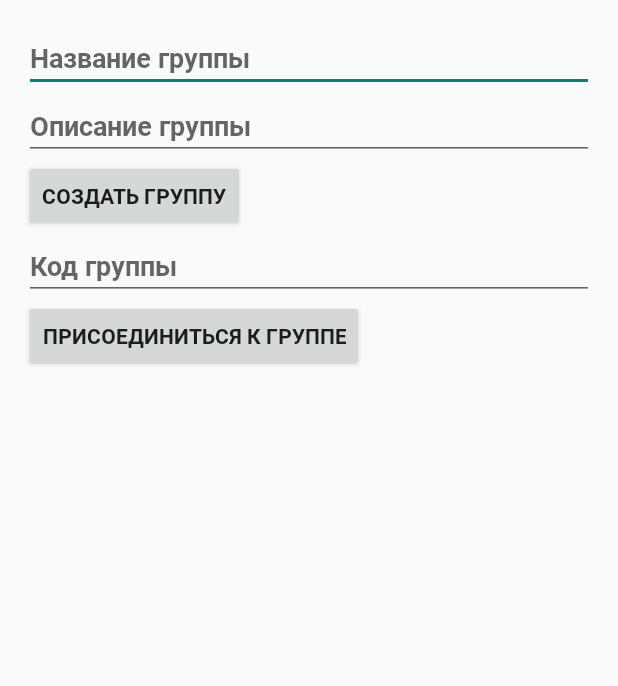
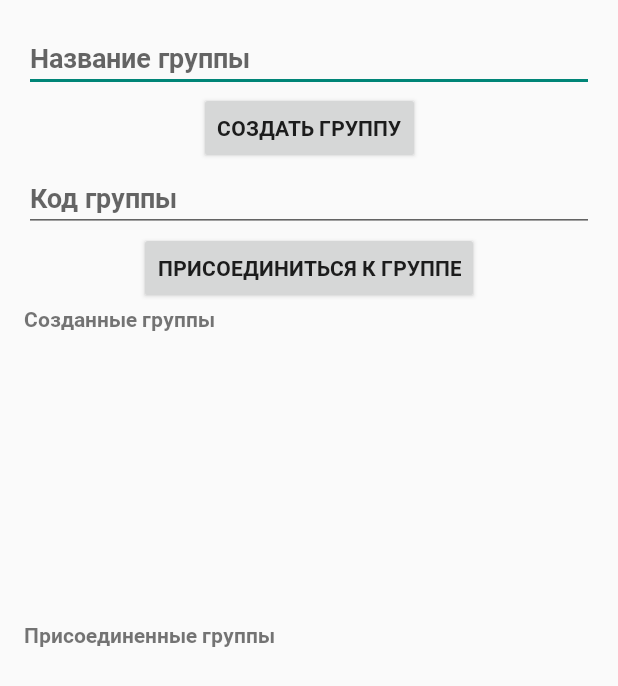
Before and after one commit to ikanit1/diplomnaya, an Android app: the ShareTask screen opened directly, with no data from a screen before it, on a phone screen of 412 x 824 dp. Shown: the top 686 px of the screen. Run offline under Robolectric (Android 15) with nearby library versions, the phone set to English and light mode, and no system bars; our stand-ins replace Firebase (no records; nobody signed in at launch, a user with empty details on screens opened directly).

Commit message:
можно удалить группы

```diff
--- a/app/src/main/java/com/example/diplomnaya/Group.java
+++ b/app/src/main/java/com/example/diplomnaya/Group.java
@@ -7,7 +7,6 @@ public class Group {
     private String groupCode;
     private String groupName;
     private String groupId;
-    private String groupDescription;
     private String creatorId;
     private Map<String, Boolean> members = new HashMap<>();
 
@@ -15,10 +14,9 @@ public class Group {
         // Default constructor required for calls to DataSnapshot.getValue(Group.class)
     }
 
-    public Group(String groupCode, String groupName, String groupDescription, String creatorId) {
+    public Group(String groupCode, String groupName,  String creatorId) {
         this.groupCode = groupCode;
         this.groupName = groupName;
-        this.groupDescription = groupDescription;
         this.creatorId = creatorId;
     }
 
@@ -36,14 +34,6 @@ public class Group {
 
     public void setGroupName(String groupName) {
         this.groupName = groupName;
-    }
-
-    public String getGroupDescription() {
-        return groupDescription;
-    }
-
-    public void setGroupDescription(String groupDescription) {
-        this.groupDescription = groupDescription;
     }
 
     public String getCreatorId() {
--- a/app/src/main/java/com/example/diplomnaya/GroupAdapter.java
+++ b/app/src/main/java/com/example/diplomnaya/GroupAdapter.java
@@ -40,10 +40,25 @@ public class GroupAdapter extends ArrayAdapter<Group> {
         TextView groupName = convertView.findViewById(R.id.groupName);
         TextView groupCode = convertView.findViewById(R.id.groupCode);
         Button viewMembersButton = convertView.findViewById(R.id.viewMembersButton);
+        Button deleteGroupButton = convertView.findViewById(R.id.deleteGroupButton);
 
         groupName.setText(group.getGroupName());
         groupCode.setText("Код: " + group.getGroupCode());
         viewMembersButton.setOnClickListener(v -> viewMembers(group));
+
+        // Обработчик кнопки удаления группы
+        deleteGroupButton.setOnClickListener(v -> {
+            if (currentUserIsCreator(group)) {
+                new AlertDialog.Builder(context)
+                        .setTitle("Удалить группу")
+                        .setMessage("Вы уверены, что хотите удалить эту группу?")
+                        .setPositiveButton("Да", (dialog, which) -> deleteGroup(group))
+                        .setNegativeButton("Нет", null)
+                        .show();
+            } else {
+                Toast.makeText(context, "У вас нет прав для удаления этой группы", Toast.LENGTH_SHORT).show();
+            }
+        });
 
         return convertView;
     }
@@ -85,12 +100,27 @@ public class GroupAdapter extends ArrayAdapter<Group> {
         return currentUser != null && currentUser.getUid().equals(group.getCreatorId());
     }
 
+    // В методе deleteGroup после успешного удаления группы
+    private void deleteGroup(Group group) {
+        DatabaseReference groupRef = FirebaseDatabase.getInstance().getReference()
+                .child("groups").child(group.getGroupCode());
+        groupRef.removeValue().addOnCompleteListener(task -> {
+            if (task.isSuccessful()) {
+                Toast.makeText(context, "Группа удалена", Toast.LENGTH_SHORT).show();
+                notifyDataSetChanged(); // Обновить список после удаления
+            } else {
+                Toast.makeText(context, "Ошибка удаления группы", Toast.LENGTH_SHORT).show();
+            }
+        });
+    }
+
     private void removeMember(String groupCode, String memberId) {
         DatabaseReference memberRef = FirebaseDatabase.getInstance().getReference()
                 .child("groups").child(groupCode).child("members").child(memberId);
         memberRef.removeValue().addOnCompleteListener(task -> {
             if (task.isSuccessful()) {
                 Toast.makeText(context, "Участник удален", Toast.LENGTH_SHORT).show();
+                notifyDataSetChanged(); // Обновить список после удаления
             } else {
                 Toast.makeText(context, "Ошибка удаления участника", Toast.LENGTH_SHORT).show();
             }
--- a/app/src/main/java/com/example/diplomnaya/ShareTask.java
+++ b/app/src/main/java/com/example/diplomnaya/ShareTask.java
@@ -14,12 +14,13 @@ import java.util.UUID;
 
 public class ShareTask extends AppCompatActivity {
 
-    private EditText editGroupName, editGroupDescription, editGroupCode;
+    private EditText editGroupName,  editGroupCode;
     private Button btnCreateGroup, btnJoinGroup;
     private ListView listViewCreatedGroups, listViewJoinedGroups;
 
     private DatabaseReference databaseReference;
     private String currentUserId;
+
 
     @Override
     protected void onCreate(Bundle savedInstanceState) {
@@ -28,7 +29,6 @@ public class ShareTask extends AppCompatActivity {
 
         // Инициализация компонентов
         editGroupName = findViewById(R.id.editGroupName);
-        editGroupDescription = findViewById(R.id.editGroupDescription);
         editGroupCode = findViewById(R.id.editGroupCode);
         btnCreateGroup = findViewById(R.id.btnCreateGroup);
         btnJoinGroup = findViewById(R.id.btnJoinGroup);
@@ -128,7 +128,6 @@ public class ShareTask extends AppCompatActivity {
     // Метод для создания новой группы
     private void createGroup(View view) {
         String groupName = editGroupName.getText().toString().trim();
-        String groupDescription = editGroupDescription.getText().toString().trim();
 
         if (groupName.isEmpty()) {
             showToast("Введите название группы");
@@ -139,7 +138,7 @@ public class ShareTask extends AppCompatActivity {
         String groupCode = generateUniqueGroupCode();
 
         // Создание новой группы
-        Group newGroup = new Group(groupCode, groupName, groupDescription, currentUserId);
+        Group newGroup = new Group(groupCode, groupName, currentUserId);
         newGroup.addMember(currentUserId);
 
         // Сохранение группы в базе данных
@@ -151,6 +150,7 @@ public class ShareTask extends AppCompatActivity {
                 })
                 .addOnFailureListener(e -> showToast("Ошибка при создании группы: " + e.getMessage()));
     }
+
 
     // Метод для присоединения к группе по уникальному коду
     private void joinGroup(View view) {
@@ -215,7 +215,6 @@ public class ShareTask extends AppCompatActivity {
     private void handleGroupClick(Group group) {
         new AlertDialog.Builder(this)
                 .setTitle(group.getGroupName())
-                .setMessage("Описание группы: " + group.getGroupDescription())
                 .setPositiveButton("ОК", (dialog, which) -> dialog.dismiss())
                 .setNegativeButton("Удалить", (dialog, which) -> deleteGroup(group.getGroupCode()))
                 .show();
--- a/app/src/main/res/layout/activity_share_task.xml
+++ b/app/src/main/res/layout/activity_share_task.xml
@@ -1,62 +1,98 @@
 <?xml version="1.0" encoding="utf-8"?>
-<RelativeLayout xmlns:android="http://schemas.android.com/apk/res/android"
+<androidx.constraintlayout.widget.ConstraintLayout xmlns:android="http://schemas.android.com/apk/res/android"
+    xmlns:tools="http://schemas.android.com/tools"
     android:layout_width="match_parent"
     android:layout_height="match_parent"
+    xmlns:app="http://schemas.android.com/apk/res-auto"
     android:padding="16dp">
 
     <EditText
         android:id="@+id/editGroupName"
-        android:layout_width="match_parent"
+        android:layout_width="0dp"
         android:layout_height="wrap_content"
         android:hint="Название группы"
-        android:inputType="text" />
-
-    <EditText
-        android:id="@+id/editGroupDescription"
-        android:layout_width="match_parent"
-        android:layout_height="wrap_content"
-        android:layout_below="@id/editGroupName"
-        android:hint="Описание группы"
-        android:inputType="text" />
+        android:inputType="text"
+        app:layout_constraintStart_toStartOf="parent"
+        app:layout_constraintEnd_toEndOf="parent"
+        app:layout_constraintTop_toTopOf="parent"
+        android:layout_marginBottom="16dp"/>
 
     <Button
         android:id="@+id/btnCreateGroup"
         android:layout_width="wrap_content"
         android:layout_height="wrap_content"
-        android:layout_below="@id/editGroupDescription"
-        android:text="Создать группу" />
+        android:text="Создать группу"
+        app:layout_constraintStart_toStartOf="parent"
+        app:layout_constraintEnd_toEndOf="parent"
+        app:layout_constraintTop_toBottomOf="@id/editGroupName"
+        android:layout_marginBottom="16dp"/>
 
     <EditText
         android:id="@+id/editGroupCode"
-        android:layout_width="match_parent"
+        android:layout_width="0dp"
         android:layout_height="wrap_content"
-        android:layout_below="@id/btnCreateGroup"
         android:hint="Код группы"
-        android:inputType="text" />
+        android:inputType="text"
+        app:layout_constraintStart_toStartOf="parent"
+        app:layout_constraintEnd_toEndOf="parent"
+        app:layout_constraintTop_toBottomOf="@id/btnCreateGroup"
+        android:layout_marginBottom="16dp"/>
 
     <Button
         android:id="@+id/btnJoinGroup"
         android:layout_width="wrap_content"
         android:layout_height="wrap_content"
-        android:layout_below="@id/editGroupCode"
-        android:text="Присоединиться к группе" />
+        android:text="Присоединиться к группе"
+        app:layout_constraintStart_toStartOf="parent"
+        app:layout_constraintEnd_toEndOf="parent"
+        app:layout_constraintTop_toBottomOf="@id/editGroupCode"
+        android:layout_marginBottom="16dp"/>
+
+    <!-- Заголовок для списка созданных групп -->
+    <TextView
+        android:id="@+id/textViewCreatedGroups"
+        android:layout_width="wrap_content"
+        android:layout_height="wrap_content"
+        android:text="Созданные группы"
+        android:textStyle="bold"
+        app:layout_constraintStart_toStartOf="parent"
+        app:layout_constraintTop_toBottomOf="@id/btnJoinGroup"
+        android:layout_marginBottom="8dp"/>
 
     <ListView
         android:id="@+id/listViewCreatedGroups"
+        android:layout_width="0dp"
+        android:layout_height="179dp"
+        app:layout_constraintStart_toStartOf="parent"
+        app:layout_constraintEnd_toEndOf="parent"
+        app:layout_constraintTop_toBottomOf="@id/textViewCreatedGroups"
+        app:layout_constraintWidth_default="wrap"
+        android:divider="@android:color/darker_gray"
+        android:dividerHeight="1dp"
+        android:layout_marginBottom="16dp"/>
+
+    <!-- Заголовок для списка присоединенных групп -->
+    <TextView
+        android:id="@+id/textViewJoinedGroups"
         android:layout_width="wrap_content"
-        android:layout_height="146dp"
-        android:layout_below="@id/btnJoinGroup"
-        android:layout_marginTop="16dp"
-        android:divider="@android:color/darker_gray"
-        android:dividerHeight="1dp" />
+        android:layout_height="wrap_content"
+        android:text="Присоединенные группы"
+        android:textStyle="bold"
+        app:layout_constraintStart_toStartOf="parent"
+        app:layout_constraintTop_toBottomOf="@id/listViewCreatedGroups"
+        android:layout_marginTop="12dp"
+        android:layout_marginBottom="8dp"/>
 
     <ListView
         android:id="@+id/listViewJoinedGroups"
-        android:layout_width="match_parent"
-        android:layout_height="wrap_content"
-        android:layout_below="@id/listViewCreatedGroups"
-        android:layout_marginTop="16dp"
+        android:layout_width="0dp"
+        android:layout_height="204dp"
         android:divider="@android:color/darker_gray"
-        android:dividerHeight="1dp" />
+        android:dividerHeight="1dp"
+        app:layout_constraintEnd_toEndOf="parent"
+        app:layout_constraintHorizontal_bias="1.0"
+        app:layout_constraintStart_toStartOf="parent"
+        app:layout_constraintTop_toBottomOf="@id/textViewJoinedGroups"
+        app:layout_constraintWidth_default="wrap" />
 
-</RelativeLayout>
+</androidx.constraintlayout.widget.ConstraintLayout>
--- a/app/src/main/res/layout/item_group.xml
+++ b/app/src/main/res/layout/item_group.xml
@@ -34,7 +34,9 @@
         android:layout_width="wrap_content"
         android:layout_height="wrap_content"
         android:text="Удалить группу"
-        /><!-- Устанавливаем начальную видимость кнопки в "не видимо" -->
+        android:layout_below="@id/viewMembersButton"
+        android:layout_centerHorizontal="true"/>
+
 
 
 </LinearLayout>
```
